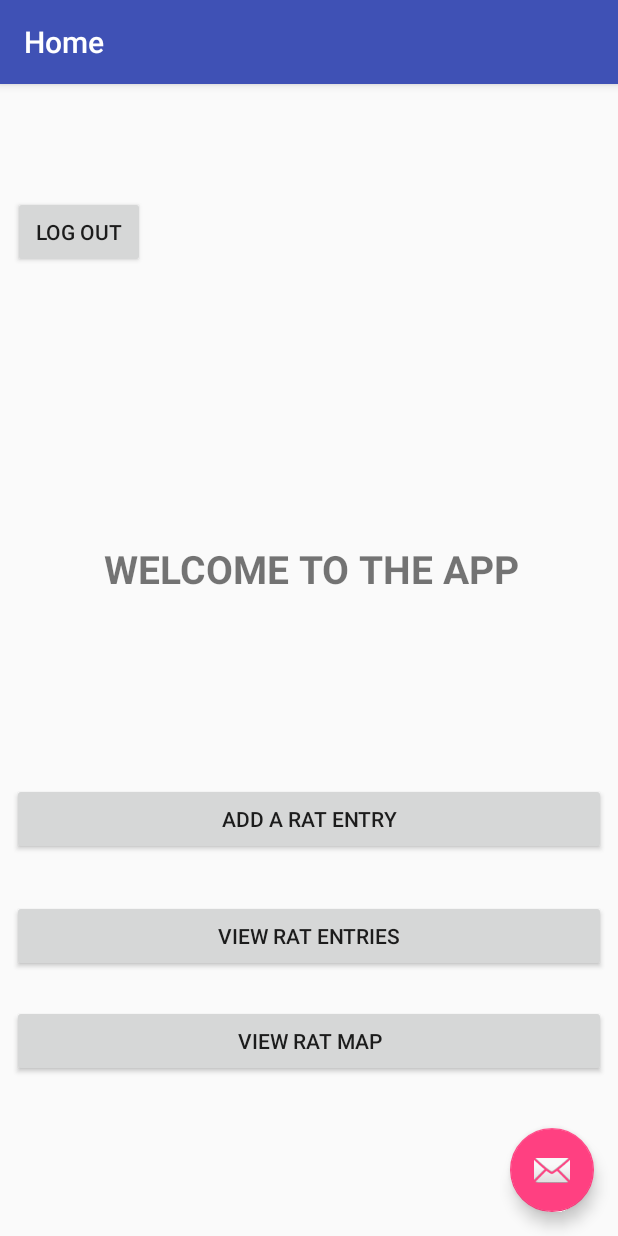
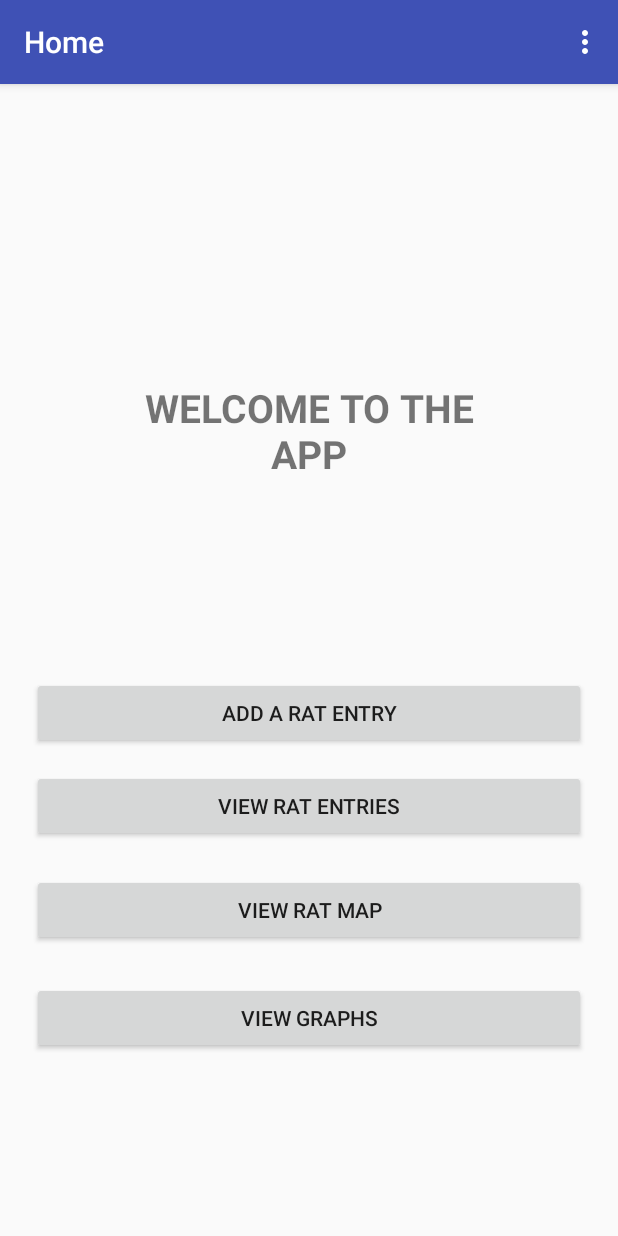
Before and after one commit to madisongrams/U-Dirty-Rat, an Android app: the HomeActivity screen opened directly, with no data from a screen before it, on a phone screen of 412 x 824 dp. Run offline under Robolectric (Android 15) with nearby library versions, the phone set to English and light mode, and no system bars.

Commit message:
changing some ui on home screen

```diff
--- a/app/src/main/java/edu/gatech/jjmae/u_dirty_rat/controller/HomeActivity.java
+++ b/app/src/main/java/edu/gatech/jjmae/u_dirty_rat/controller/HomeActivity.java
@@ -1,12 +1,17 @@
 package edu.gatech.jjmae.u_dirty_rat.controller;
 
+import android.content.DialogInterface;
 import android.content.Intent;
 import android.os.Bundle;
 import android.support.design.widget.FloatingActionButton;
 import android.support.design.widget.Snackbar;
+import android.support.v7.app.AlertDialog;
 import android.support.v7.app.AppCompatActivity;
 import android.support.v7.widget.Toolbar;
 import android.util.Log;
+import android.view.Menu;
+import android.view.MenuInflater;
+import android.view.MenuItem;
 import android.view.View;
 import android.widget.Button;
 
@@ -35,26 +40,18 @@ public class HomeActivity extends AppCompatActivity {
         Toolbar toolbar = (Toolbar) findViewById(R.id.toolbar);
         setSupportActionBar(toolbar);
 
-        FloatingActionButton fab = (FloatingActionButton) findViewById(R.id.fab);
-        fab.setOnClickListener(new View.OnClickListener() {
-            @Override
-            public void onClick(View view) {
-                Snackbar.make(view, "Replace with your own action", Snackbar.LENGTH_LONG)
-                        .setAction("Action", null).show();
-            }
-        });
 
         // When this button (logout) is hit, we should go back to welcome screen.
         // User should also be logged out
-        Button next1 = (Button) findViewById(R.id.button3);
-        next1.setOnClickListener(new View.OnClickListener() {
-            public void onClick(View view) {
-                UserData.setCurrentUser(null);
-                Intent myIntent = new Intent(view.getContext(), WelcomeActivity.class);
-                startActivityForResult(myIntent, 0);
-            }
-
-        });
+//        Button next1 = (Button) findViewById(R.id.button3);
+//        next1.setOnClickListener(new View.OnClickListener() {
+//            public void onClick(View view) {
+//                UserData.setCurrentUser(null);
+//                Intent myIntent = new Intent(view.getContext(), WelcomeActivity.class);
+//                startActivityForResult(myIntent, 0);
+//            }
+//
+//        });
 
 
 
@@ -89,7 +86,7 @@ public class HomeActivity extends AppCompatActivity {
         });
 
         //graphs
-        Button next5 = (Button) findViewById(R.id.button6);
+        Button next5 = (Button) findViewById(R.id.button3);
         next5.setOnClickListener(new View.OnClickListener() {
             public void onClick(View view) {
                 Intent myIntent = new Intent(view.getContext(), SelectDatesActivity.class);
@@ -99,7 +96,36 @@ public class HomeActivity extends AppCompatActivity {
 
         });
     }
+    @Override
+    public boolean onCreateOptionsMenu(Menu menu) {
+        MenuInflater inflater = getMenuInflater();
+        inflater.inflate(R.menu.activity_main_actions, menu);
+        return super.onCreateOptionsMenu(menu);
+    }
 
+    @Override
+    public boolean onOptionsItemSelected(MenuItem item) {
+        switch (item.getItemId()) {
+            case R.id.action_log_out:
+                UserData.setCurrentUser(null);
+                Intent myIntent = new Intent(getApplicationContext(), WelcomeActivity.class);
+                startActivityForResult(myIntent, 0);
+                return true;
+            case R.id.action_profile:
+                //go to profile page
+                return true;
+            case R.id.action_view_users:
+                if (!UserData.getCurrentUser().getIsAdmin()) {
+                    displayErrorMessage("Only admins can view this page!");
+                    return true;
+                }
+                // go to user list
+                return true;
+            default:
+                return super.onOptionsItemSelected(item);
+
+        }
+    }
     /**
      * method for what happens when view rat data is pressed.
      * if it is the app's first time, the data is read in from csv file and only then
@@ -172,4 +198,22 @@ public class HomeActivity extends AppCompatActivity {
         // prevent back button from being pressed
     }
 
+    /**
+     * method to display an error message with an alert dialog
+     * @param error the error message to be displayed
+     */
+    private void displayErrorMessage(String error) {
+        AlertDialog.Builder builder = new AlertDialog.Builder(this);
+        Log.e("error", "displayErrorMessage: " + error);
+        builder.setTitle("Error")
+                .setMessage(error)
+                .setPositiveButton("Okay", new DialogInterface.OnClickListener() {
+                    public void onClick(DialogInterface dialog, int which) {
+                        // co nothing
+                    }
+                })
+                .setIcon(android.R.drawable.ic_dialog_alert)
+                .show();
+    }
+
 }
--- a/app/src/main/res/layout/activity_home.xml
+++ b/app/src/main/res/layout/activity_home.xml
@@ -24,12 +24,5 @@
 
     <include layout="@layout/content_home" />
 
-    <android.support.design.widget.FloatingActionButton
-        android:id="@+id/fab"
-        android:layout_width="wrap_content"
-        android:layout_height="wrap_content"
-        android:layout_gravity="bottom|end"
-        android:layout_margin="@dimen/fab_margin"
-        app:srcCompat="@android:drawable/ic_dialog_email" />
 
 </android.support.design.widget.CoordinatorLayout>
--- a/app/src/main/res/layout/content_home.xml
+++ b/app/src/main/res/layout/content_home.xml
@@ -11,56 +11,62 @@
     tools:context="edu.gatech.jjmae.u_dirty_rat.controller.HomeActivity"
     tools:showIn="@layout/activity_home"
     android:weightSum="1"
-    android:orientation="vertical">
+    android:orientation="vertical"
+    tools:layout_editor_absoluteY="81dp"
+    tools:layout_editor_absoluteX="0dp">
 
-    <Button
-        android:id="@+id/button3"
-        android:layout_width="wrap_content"
-        android:layout_height="wrap_content"
-        android:layout_marginRight="310dp"
-        android:layout_marginBottom="50dp"
-        android:paddingBottom="5dp"
-        android:paddingTop="5dp"
-        android:text="Log Out"
-        app:layout_constraintRight_toRightOf="parent"
-        app:layout_constraintLeft_toLeftOf="parent"
-        app:layout_constraintBottom_toTopOf="@+id/textView"
-        app:layout_constraintTop_toTopOf="parent"
-        app:layout_constraintHorizontal_bias="0.615" />
+    <!--<Button-->
+        <!--android:id="@+id/button3"-->
+        <!--android:layout_width="wrap_content"-->
+        <!--android:layout_height="wrap_content"-->
+        <!--android:layout_marginRight="310dp"-->
+        <!--android:layout_marginBottom="50dp"-->
+        <!--android:paddingBottom="5dp"-->
+        <!--android:paddingTop="5dp"-->
+        <!--android:text="Log Out"-->
+        <!--app:layout_constraintRight_toRightOf="parent"-->
+        <!--app:layout_constraintLeft_toLeftOf="parent"-->
+        <!--app:layout_constraintBottom_toTopOf="@+id/textView"-->
+        <!--app:layout_constraintTop_toTopOf="parent"-->
+        <!--app:layout_constraintHorizontal_bias="0.615" />-->
 
     <TextView
         android:id="@+id/textView"
         android:paddingBottom="5dp"
         android:paddingTop="5dp"
-        android:layout_width="286dp"
+        android:layout_width="0dp"
         android:layout_height="136dp"
         android:gravity="center"
         android:text="WELCOME TO THE APP"
         android:textSize="26sp"
         android:textStyle="bold"
-        app:layout_constraintBottom_toTopOf="@+id/button8"
-        android:layout_marginTop="8dp"
-        app:layout_constraintTop_toBottomOf="@+id/button3"
-        app:layout_constraintVertical_bias="1.0"
+        android:layout_marginStart="68dp"
+        android:layout_marginEnd="68dp"
+        tools:layout_constraintTop_creator="1"
+        tools:layout_constraintRight_creator="1"
+        tools:layout_constraintBottom_creator="1"
+        app:layout_constraintBottom_toBottomOf="@+id/button8"
         app:layout_constraintRight_toRightOf="parent"
+        android:layout_marginTop="61dp"
+        tools:layout_constraintLeft_creator="1"
+        android:layout_marginBottom="62dp"
         app:layout_constraintLeft_toLeftOf="parent"
-        app:layout_constraintHorizontal_bias="0.511"
-        tools:layout_editor_absoluteX="62dp" />
+        app:layout_constraintTop_toTopOf="@+id/guideline" />
 
     <Button
         android:id="@+id/button8"
         android:layout_width="0dp"
         android:layout_height="wrap_content"
         android:text="Add a rat entry"
+        android:layout_marginStart="21dp"
+        android:layout_marginEnd="21dp"
         tools:layout_constraintRight_creator="1"
         tools:layout_constraintBottom_creator="1"
         app:layout_constraintBottom_toTopOf="@+id/button7"
-        android:layout_marginStart="8dp"
-        android:layout_marginEnd="8dp"
         app:layout_constraintRight_toRightOf="parent"
         tools:layout_constraintLeft_creator="1"
-        app:layout_constraintLeft_toLeftOf="parent"
-        android:layout_marginBottom="30dp" />
+        android:layout_marginBottom="14dp"
+        app:layout_constraintLeft_toLeftOf="parent" />
 
     <Button
         android:id="@+id/button7"
@@ -72,9 +78,8 @@
         app:layout_constraintBottom_toTopOf="@+id/button6"
         app:layout_constraintRight_toRightOf="@+id/button8"
         tools:layout_constraintLeft_creator="1"
-        app:layout_constraintLeft_toLeftOf="@+id/button8"
-        app:layout_constraintHorizontal_bias="0.0"
-        android:layout_marginBottom="22dp" />
+        android:layout_marginBottom="21dp"
+        app:layout_constraintLeft_toLeftOf="@+id/button8" />
 
     <Button
         android:id="@+id/button6"
@@ -83,12 +88,24 @@
         android:text="View rat map"
         tools:layout_constraintRight_creator="1"
         tools:layout_constraintBottom_creator="1"
-        app:layout_constraintBottom_toBottomOf="parent"
+        app:layout_constraintBottom_toTopOf="@+id/button3"
         app:layout_constraintRight_toRightOf="@+id/button7"
         tools:layout_constraintLeft_creator="1"
-        android:layout_marginBottom="106dp"
-        app:layout_constraintLeft_toLeftOf="@+id/button7"
-        app:layout_constraintHorizontal_bias="0.0" />
+        android:layout_marginBottom="24dp"
+        app:layout_constraintLeft_toLeftOf="@+id/button7" />
+
+    <Button
+        android:id="@+id/button3"
+        android:layout_width="0dp"
+        android:layout_height="wrap_content"
+        android:text="View Graphs"
+        tools:layout_constraintRight_creator="1"
+        tools:layout_constraintBottom_creator="1"
+        app:layout_constraintBottom_toBottomOf="parent"
+        app:layout_constraintRight_toRightOf="@+id/button6"
+        tools:layout_constraintLeft_creator="1"
+        android:layout_marginBottom="121dp"
+        app:layout_constraintLeft_toLeftOf="@+id/button6" />
 
     <android.support.constraint.Guideline
         android:layout_width="wrap_content"
--- /dev/null
+++ b/app/src/main/res/menu/activity_main_actions.xml
@@ -0,0 +1,19 @@
+<?xml version="1.0" encoding="utf-8"?>
+<menu xmlns:android="http://schemas.android.com/apk/res/android"
+    xmlns:app="http://schemas.android.com/apk/res-auto">
+
+    <!-- Profile -->
+    <item android:id="@+id/action_profile"
+        android:title="Profile"
+        app:showAsAction="never"/>
+
+    <!-- View Users -->
+    <item android:id="@+id/action_view_users"
+        android:title="View Users"
+        app:showAsAction="never"/>
+
+    <!-- Log Out -->
+    <item android:id="@+id/action_log_out"
+        android:title="Log Out"
+        app:showAsAction="never"/>
+</menu>
```
